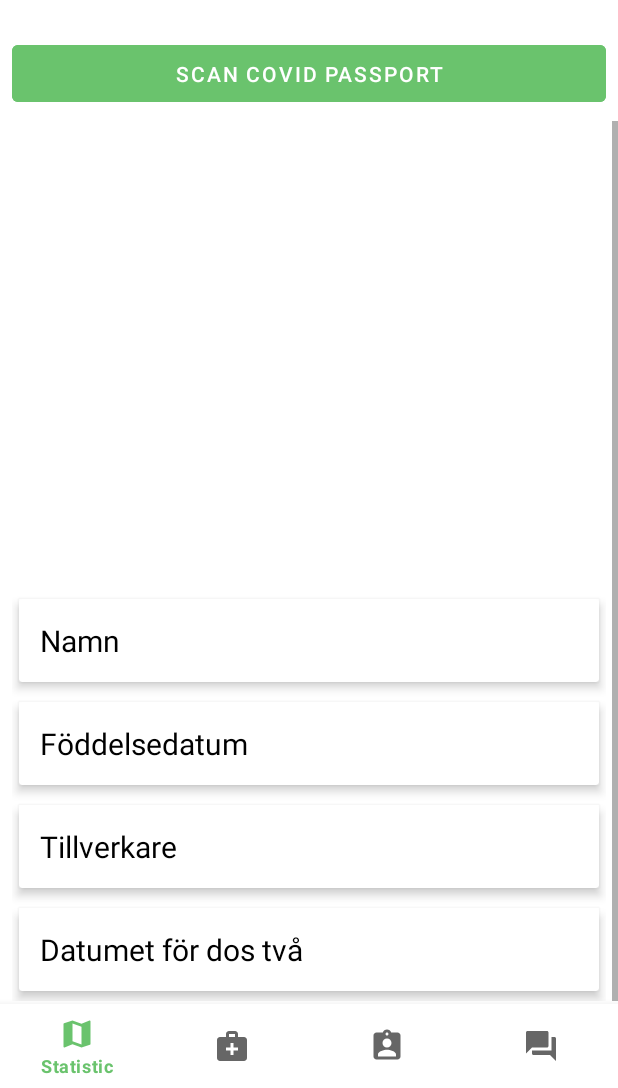
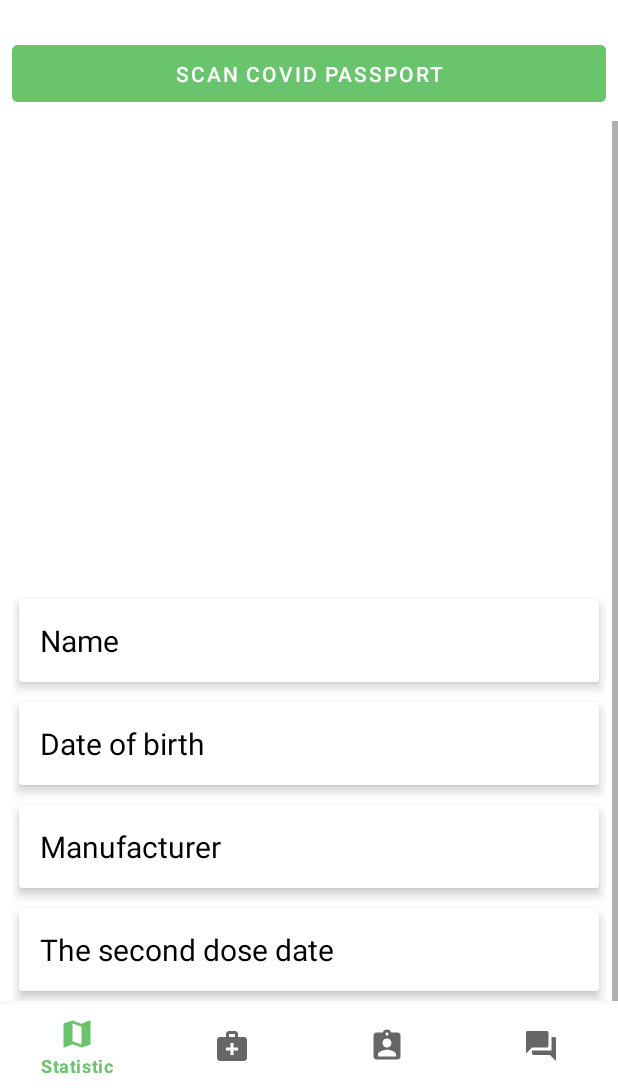
Before and after one commit to monkcs/software-engineering-project, an Android app: the fragment DigitalHealth placed in its activity, scrolled down 149 dp, on a phone screen of 412 x 824 dp, the part 148-1236 px from its top. Run offline under Robolectric (Android 15) with nearby library versions, the phone set to English and light mode, and no system bars; our stand-ins replace Volley; libraries missing offline, so code that uses them is left out: com.journeyapps.barcodescanner; network calls fail; 2 statements that could not run were skipped.

Commit message:
fixade språket i strings

```diff
--- a/android-app/app/src/main/res/values/strings.xml
+++ b/android-app/app/src/main/res/values/strings.xml
@@ -94,10 +94,10 @@
     <string name="exit">Exit</string>
 
     <string name="scan_qr">Scan Covid Passport</string>
-    <string name="Username">Namn</string>
-    <string name="Dateofbirth">Föddelsedatum</string>
-    <string name="Manufacturer">Tillverkare</string>
-    <string name="Dosetwodate">Datumet för dos två</string>
+    <string name="Username">Name</string>
+    <string name="Dateofbirth">Date of birth</string>
+    <string name="Manufacturer">Manufacturer</string>
+    <string name="Dosetwodate">The second dose date</string>
 
 
 </resources>
```
